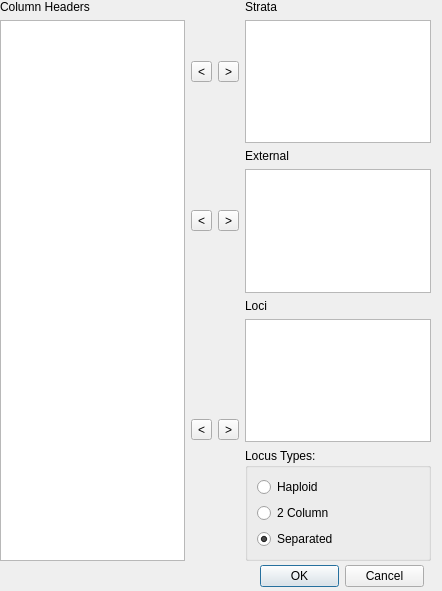
This is DialogImportGenotypes.ui in dyerlab/ibx as Qt 5 draws it before an edit. The edited form follows.
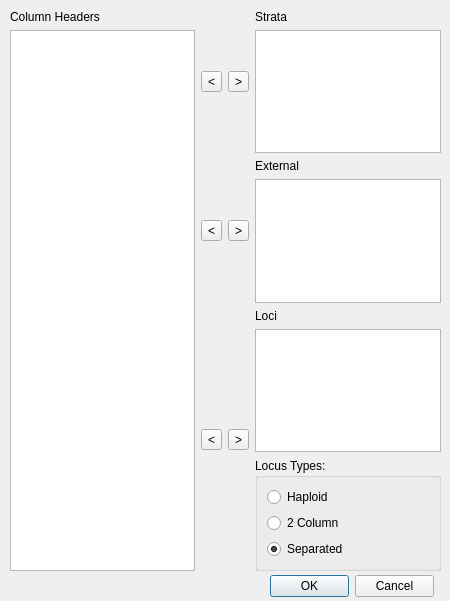
This is the edited form.

What changed in the file:
```diff
--- a/DialogImportGenotypes.ui
+++ b/DialogImportGenotypes.ui
@@ -6,8 +6,8 @@
    <rect>
     <x>0</x>
     <y>0</y>
-    <width>442</width>
-    <height>591</height>
+    <width>450</width>
+    <height>601</height>
    </rect>
   </property>
   <property name="windowTitle">
@@ -16,8 +16,8 @@
   <widget class="QDialogButtonBox" name="buttonBox">
    <property name="geometry">
     <rect>
-     <x>260</x>
-     <y>560</y>
+     <x>270</x>
+     <y>570</y>
      <width>164</width>
      <height>32</height>
     </rect>
@@ -32,8 +32,8 @@
   <widget class="QWidget" name="layoutWidget">
    <property name="geometry">
     <rect>
-     <x>0</x>
-     <y>0</y>
+     <x>10</x>
+     <y>10</y>
      <width>431</width>
      <height>561</height>
     </rect>
```
